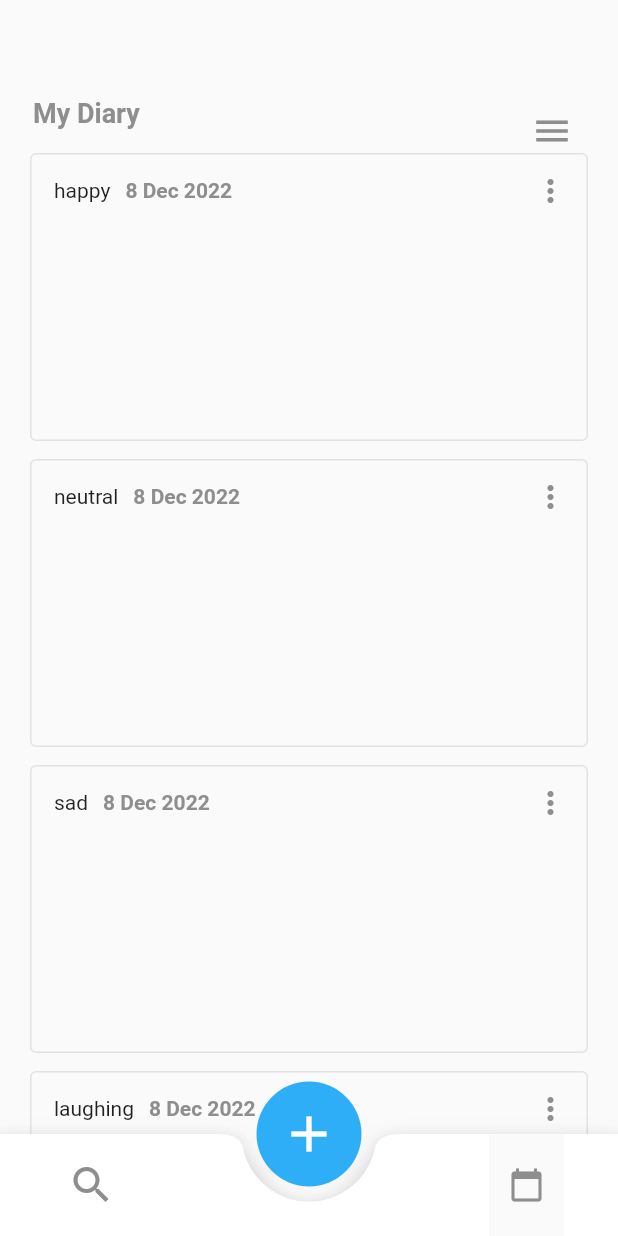
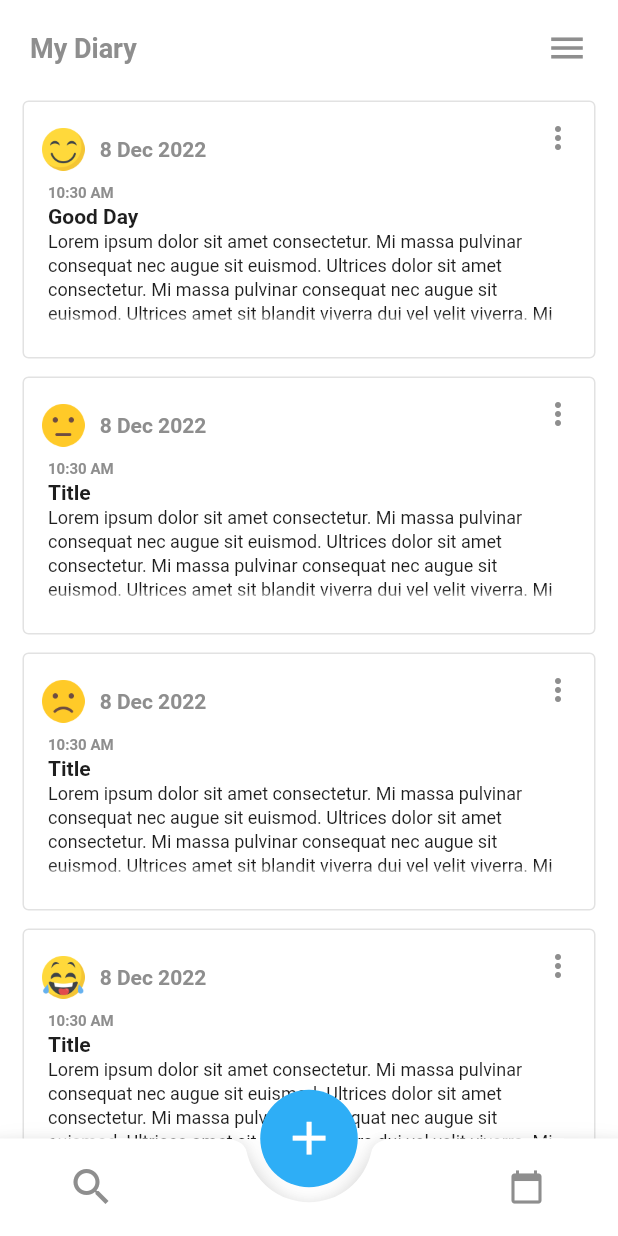
Before and after one commit to SRK-prog/my-diary-flutter-app, a Flutter app: the screen it shows after launch, on a phone screen of 412 x 824 dp. Run offline on Flutter 3.47's test engine with Material 2 defaults, Android fonts, the phone set to English and light mode, and no system bars.

Commit message:
UI development

```diff
--- a/lib/constants/color_constanst.dart
+++ b/lib/constants/color_constanst.dart
@@ -3,6 +3,8 @@ import 'package:flutter/animation.dart';
 class GrayColor {
    static const color10 = Color(0xff8E8E8E);
    static const color20 = Color(0xffE2E2E2);
+   static const color30 = Color(0xff1E1E1E);
+   static const color40 = Color(0xffF9F9F9);
 }
 
 class BlueColor {
--- a/lib/main.dart
+++ b/lib/main.dart
@@ -10,10 +10,20 @@ class MyApp extends StatelessWidget {
   Widget build(BuildContext context) {
     return MaterialApp(
       debugShowCheckedModeBanner: false,
+      themeMode: ThemeMode.system,
       theme: ThemeData(
-          appBarTheme: const AppBarTheme(
-        color: Colors.white,
-      )),
+        scaffoldBackgroundColor: Colors.white,
+        colorScheme: ColorScheme.fromSwatch(accentColor: Colors.white),
+        appBarTheme: const AppBarTheme(
+          color: Colors.white,
+        ),
+      ),
+      darkTheme: ThemeData(
+        scaffoldBackgroundColor: Colors.black,
+        appBarTheme: const AppBarTheme(
+          color: Colors.white,
+        ),
+      ),
       home: const HomePage(),
     );
   }
--- a/lib/screens/home.dart
+++ b/lib/screens/home.dart
@@ -3,6 +3,9 @@ import '../constants/color_constanst.dart';
 import '../widgets/sidebar.dart';
 import '../widgets/bottom_navigationbar.dart';
 import '../widgets/note_card.dart';
+import '../utils/utility.dart';
+import 'note_detail.dart';
+import 'create_note.dart';
 
 class HomePage extends StatefulWidget {
   const HomePage({super.key});
@@ -16,49 +19,98 @@ final GlobalKey<ScaffoldState> _key = GlobalKey();
 final List<dynamic> data = [
   {
     'title': 'Good Day',
-    'description': 'description',
+    'description':
+        'Lorem ipsum dolor sit amet consectetur. Mi massa pulvinar consequat nec augue sit euismod. Ultrices dolor sit amet consectetur. Mi massa pulvinar consequat nec augue sit euismod. Ultrices amet sit blandit viverra dui vel velit viverra. Mi massa pulvinar consequat nec augue sit euismod.',
     'mood': 'happy',
+    'images': [
+      "https://source.unsplash.com/random/",
+    ],
     'createdAt': DateTime.now(),
     'updatedAt': DateTime.now(),
   },
   {
     'title': 'Title',
-    'description': 'description',
+    'description':
+        'Lorem ipsum dolor sit amet consectetur. Mi massa pulvinar consequat nec augue sit euismod. Ultrices dolor sit amet consectetur. Mi massa pulvinar consequat nec augue sit euismod. Ultrices amet sit blandit viverra dui vel velit viverra. Mi massa pulvinar consequat nec augue sit euismod.',
     'mood': 'neutral',
+    'images': [
+      "https://source.unsplash.com/random/",
+      "https://source.unsplash.com/random/"
+    ],
     'createdAt': DateTime.now(),
     'updatedAt': DateTime.now(),
   },
   {
     'title': 'Title',
-    'description': 'description',
+    'description':
+        'Lorem ipsum dolor sit amet consectetur. Mi massa pulvinar consequat nec augue sit euismod. Ultrices dolor sit amet consectetur. Mi massa pulvinar consequat nec augue sit euismod. Ultrices amet sit blandit viverra dui vel velit viverra. Mi massa pulvinar consequat nec augue sit euismod.',
     'mood': 'sad',
+    'images': [
+      "https://source.unsplash.com/random/",
+      "https://source.unsplash.com/random/"
+    ],
     'createdAt': DateTime.now(),
     'updatedAt': DateTime.now(),
   },
   {
     'title': 'Title',
-    'description': 'description',
+    'description':
+        'Lorem ipsum dolor sit amet consectetur. Mi massa pulvinar consequat nec augue sit euismod. Ultrices dolor sit amet consectetur. Mi massa pulvinar consequat nec augue sit euismod. Ultrices amet sit blandit viverra dui vel velit viverra. Mi massa pulvinar consequat nec augue sit euismod.',
     'mood': 'laughing',
+    'images': [
+      "https://source.unsplash.com/random/",
+      "https://source.unsplash.com/random/"
+    ],
     'createdAt': DateTime.now(),
     'updatedAt': DateTime.now(),
   },
   {
     'title': 'Title',
-    'description': 'description',
+    'description':
+        'Lorem ipsum dolor sit amet consectetur. Mi massa pulvinar consequat nec augue sit euismod. Ultrices dolor sit amet consectetur. Mi massa pulvinar consequat nec augue sit euismod. Ultrices amet sit blandit viverra dui vel velit viverra. Mi massa pulvinar consequat nec augue sit euismod.',
     'mood': 'angry',
+    'images': [
+      "https://source.unsplash.com/random/",
+      "https://source.unsplash.com/random/"
+    ],
     'createdAt': DateTime.now(),
     'updatedAt': DateTime.now(),
   },
   {
     'title': 'Title',
-    'description': 'description',
+    'description':
+        'Lorem ipsum dolor sit amet consectetur. Mi massa pulvinar consequat nec augue sit euismod. Ultrices dolor sit amet consectetur. Mi massa pulvinar consequat nec augue sit euismod. Ultrices amet sit blandit viverra dui vel velit viverra. Mi massa pulvinar consequat nec augue sit euismod.',
     'mood': 'laughing',
+    'images': [
+      "https://source.unsplash.com/random/",
+      "https://source.unsplash.com/random/"
+    ],
     'createdAt': DateTime.now(),
     'updatedAt': DateTime.now(),
   },
 ];
 
 class _HomePageState extends State<HomePage> {
+  Route _createRoute() {
+    return PageRouteBuilder(
+      pageBuilder: (context, animation, secondaryAnimation) =>
+          const CreateNote(),
+      transitionsBuilder: (context, animation, secondaryAnimation, child) {
+        const begin = Offset(1.0, 0.0);
+        const end = Offset.zero;
+        const curve = Curves.ease;
+
+        var tween =
+            Tween(begin: begin, end: end).chain(CurveTween(curve: curve));
+
+        return SlideTransition(
+          position: animation.drive(tween),
+          child: child,
+        );
+      },
+    );
+  }
+
   @override
   Widget build(BuildContext context) {
     return Scaffold(
@@ -68,25 +120,39 @@ class _HomePageState extends State<HomePage> {
         itemCount: data.length,
         itemBuilder: (BuildContext context, int index) {
           return Center(
-              child: NoteCard(
-            data: data[index],
-          ));
+            child: NoteCard(
+              data: data[index],
+              onPressed: () => {
+                Navigator.of(context).push(
+                  navigateRoute(context, NoteDetail(note: data[index])),
+                )
+              },
+            ),
+          );
         },
       ),
       drawer: const Sidebar(),
       floatingActionButtonLocation: FloatingActionButtonLocation.centerDocked,
       floatingActionButton: SizedBox(
-        width: 70,
-        height: 70,
+        width: 65.0,
+        height: 65.0,
         child: FittedBox(
           child: FloatingActionButton(
-            onPressed: () => {},
+            onPressed: () => {
+              Navigator.of(context).push(
+                navigateRoute(context, const CreateNote()),
+              )
+            },
             backgroundColor: BlueColor.color10,
             elevation: 0.0,
             splashColor: Colors.white10,
             focusElevation: 0.0,
             highlightElevation: 0.0,
-            child: const Icon(Icons.add, size: 32),
+            child: const Icon(
+              Icons.add,
+              size: 32,
+              color: Colors.white,
+            ),
           ),
         ),
       ),
@@ -98,22 +164,31 @@ class _HomePageState extends State<HomePage> {
     return PreferredSize(
       preferredSize: const Size(0, 96),
       child: Padding(
-        padding: const EdgeInsets.only(
-            left: 22.0, right: 20.0, top: 65.0, bottom: 10.0),
+        padding: EdgeInsets.only(
+          left: 20.0,
+          right: 20.0,
+          top: (MediaQuery.of(context).viewPadding.top + 18).roundToDouble(),
+          bottom: 15.0,
+        ),
         child: Row(
           mainAxisAlignment: MainAxisAlignment.spaceBetween,
           children: <Widget>[
             const Text(
               "My Diary",
               style: TextStyle(
-                  fontWeight: FontWeight.bold,
-                  fontSize: 18,
-                  color: GrayColor.color10),
+                fontWeight: FontWeight.bold,
+                fontSize: 18,
+                color: GrayColor.color10,
+              ),
             ),
-            IconButton(
-              icon: const Icon(Icons.menu, size: 28, color: GrayColor.color10),
-              onPressed: () => _key.currentState!.openDrawer(),
-              splashRadius: 25,
+            InkWell(
+              borderRadius: BorderRadius.circular(50.0),
+              child: const Icon(
+                Icons.menu,
+                size: 28,
+                color: GrayColor.color10,
+              ),
+              onTap: () => _key.currentState!.openDrawer(),
             ),
           ],
         ),
--- /dev/null
+++ b/lib/utils/utility.dart
@@ -0,0 +1,59 @@
+import 'package:flutter/material.dart';
+
+final List<String> months = <String>[
+  "Jan",
+  "Feb",
+  "Mar",
+  "Apr",
+  "May",
+  "Jun",
+  "Jul",
+  "Aug",
+  "Sep",
+  "Oct",
+  "Nov",
+  "Dec"
+];
+
+String formattedDateTime(date) {
+  return "${date.day} ${months[date.month - 1]} ${date.year}";
+}
+
+String getHmaFromDate(date) {
+  return "${(date.hour > 12 ? date.hour - 12 : date.hour).abs()}:${(date.minute < 10 ? "0${date.minute}" : date.minute)} ${date.hour >= 12 ? "PM" : "AM"}";
+}
+
+String getMoodEmoji(String type) {
+  switch (type) {
+    case "happy":
+      return "assets/images/happy.png";
+    case "sad":
+      return "assets/images/sad.png";
+    case "angry":
+      return "assets/images/angry.png";
+    case "neutral":
+      return "assets/images/neutral.png";
+    case "laughing":
+      return "assets/images/laughing.png";
+    default:
+      return "assets/images/happy.png";
+  }
+}
+
+Route navigateRoute(context, page) {
+  return PageRouteBuilder(
+    pageBuilder: (context, animation, secondaryAnimation) => page,
+    transitionsBuilder: (context, animation, secondaryAnimation, child) {
+      const begin = Offset(1.0, 0.0);
+      const end = Offset.zero;
+      const curve = Curves.ease;
+
+      var tween = Tween(begin: begin, end: end).chain(CurveTween(curve: curve));
+
+      return SlideTransition(
+        position: animation.drive(tween),
+        child: child,
+      );
+    },
+  );
+}
--- a/lib/widgets/bottom_navigationbar.dart
+++ b/lib/widgets/bottom_navigationbar.dart
@@ -8,9 +8,9 @@ class BottomNavBar extends StatelessWidget {
   Widget build(BuildContext context) {
     return BottomAppBar(
       shape: const CircularNotchedRectangle(),
-      notchMargin: 10,
+      notchMargin: 10.0,
       child: SizedBox(
-        height: 68.0,
+        height: 65.0,
         child: Row(
           mainAxisSize: MainAxisSize.max,
           mainAxisAlignment: MainAxisAlignment.center,
@@ -40,6 +40,7 @@ class BottomNavBar extends StatelessWidget {
             ),
             const SizedBox(width: 240),
             Material(
+              color: Colors.white,
               child: Center(
                 child: InkWell(
                   focusColor: Colors.transparent,
@@ -54,7 +55,9 @@ class BottomNavBar extends StatelessWidget {
                         Icons.calendar_today,
                         color: GrayColor.color10,
                       ),
-                      Padding(padding: EdgeInsets.only(left: 50))
+                      Padding(
+                        padding: EdgeInsets.only(left: 50),
+                      )
                     ],
                   ),
                 ),
--- a/lib/widgets/note_card.dart
+++ b/lib/widgets/note_card.dart
@@ -1,59 +1,101 @@
 import 'package:flutter/material.dart';
 import '../constants/color_constanst.dart';
+import '../utils/utility.dart';
 
 class NoteCard extends StatelessWidget {
-  NoteCard({super.key, required this.data, this.onPressed});
+  const NoteCard({super.key, required this.data, this.onPressed});
 
   final dynamic data;
   final VoidCallback? onPressed;
 
-  final List<String> months = <String>[
-    "Jan",
-    "Feb",
-    "Mar",
-    "Apr",
-    "May",
-    "Jun",
-    "Jul",
-    "Aug",
-    "Sep",
-    "Oct",
-    "Nov",
-    "Dec"
-  ];
-
-  String _formattedDateTime(now) {
-    return "${now.day} ${months[now.month - 1]} ${now.year}";
-  }
-
   @override
   Widget build(BuildContext context) {
     return GestureDetector(
+      onTap: onPressed,
       child: Container(
         width: MediaQuery.of(context).size.width,
-        height: 192.0,
-        margin:
-            const EdgeInsets.only(top: 6.0, bottom: 6.0, right: 20, left: 20),
+        height: 172.0,
+        margin: const EdgeInsets.only(
+          top: 6.0,
+          bottom: 6.0,
+          right: 15.0,
+          left: 15.0,
+        ),
         decoration: BoxDecoration(
           border: Border.all(
             color: GrayColor.color20,
           ),
-          borderRadius: const BorderRadius.all(Radius.circular(4)),
+          borderRadius: const BorderRadius.all(
+            Radius.circular(4),
+          ),
         ),
         child: Column(
+          crossAxisAlignment: CrossAxisAlignment.start,
           children: <Widget>[
-            Row(
+            _buildTopSection(),
+            Padding(
+              padding: const EdgeInsets.only(left: 16, right: 16),
+              child: Column(
+                  crossAxisAlignment: CrossAxisAlignment.start,
+                  children: [
+                    Text(
+                      getHmaFromDate(data["createdAt"]),
+                      style: const TextStyle(
+                        fontSize: 10.0,
+                        fontWeight: FontWeight.w600,
+                        color: GrayColor.color10,
+                        height: 2.0,
+                      ),
+                    ),
+                    Text(
+                      data["title"],
+                      style: const TextStyle(
+                        color: GrayColor.color30,
+                        fontSize: 14.0,
+                        fontWeight: FontWeight.w600,
+                        height: 1.2,
+                      ),
+                    ),
+                    Text(
+                      data["description"],
+                      overflow: TextOverflow.fade,
+                      maxLines: 4,
+                      softWrap: true,
+                      style: const TextStyle(
+                        color: GrayColor.color30,
+                        fontSize: 12.0,
+                        fontWeight: FontWeight.w400,
+                        height: 1.3,
+                      ),
+                    ),
+                  ]),
+            )
+          ],
+        ),
+      ),
+    );
+  }
+
+  _buildTopSection() {
+    return Row(
       children: [
         Row(
           children: [
             Padding(
-                      padding: const EdgeInsets.only(left: 15),
+              padding: const EdgeInsets.only(
+                left: 12,
+                top: 15.0,
+              ),
               child: Row(
+                mainAxisAlignment: MainAxisAlignment.center,
                 children: [
-                          Text(data["mood"]),
+                  Image.asset(
+                    getMoodEmoji(data['mood']),
+                    scale: 18,
+                  ),
                   const SizedBox(width: 10),
                   Text(
-                            _formattedDateTime(data["createdAt"]),
+                    formattedDateTime(data["createdAt"]),
                     style: const TextStyle(
                       fontSize: 14.0,
                       fontWeight: FontWeight.w700,
@@ -76,44 +118,52 @@ class NoteCard extends StatelessWidget {
             itemBuilder: (BuildContext context) => [
                   PopupMenuItem(
                     value: "Edit",
-                            child: Row(children: const [
+                    child: Row(
+                      children: const [
                         Icon(
                           Icons.edit,
                           color: GrayColor.color10,
                           size: 20,
                         ),
-                              Padding(padding: EdgeInsets.only(left: 8.0)),
+                        Padding(
+                          padding: EdgeInsets.only(
+                            left: 8.0,
+                          ),
+                        ),
                         Text(
                           'Edit',
                           style: TextStyle(
                             color: GrayColor.color10,
                           ),
                         ),
-                            ]),
+                      ],
+                    ),
                   ),
                   PopupMenuItem(
                     value: "Delete",
-                            child: Row(children: const [
+                    child: Row(
+                      children: const [
                         Icon(
                           Icons.delete,
                           color: GrayColor.color10,
                           size: 20,
                         ),
-                              Padding(padding: EdgeInsets.only(left: 8.0)),
+                        Padding(
+                          padding: EdgeInsets.only(
+                            left: 8.0,
+                          ),
+                        ),
                         Text(
                           'Delete',
                           style: TextStyle(
                             color: GrayColor.color10,
                           ),
                         ),
-                            ]),
+                      ],
+                    ),
                   ),
                 ])
       ],
-            )
-          ],
-        ),
-      ),
     );
   }
 }
```
Also changed, not shown: lib/screens/create_note.dart (added, +173 -0 lines), lib/screens/note_detail.dart (added, +180 -0 lines). Lines whose indentation alone changed are shown as unchanged.
